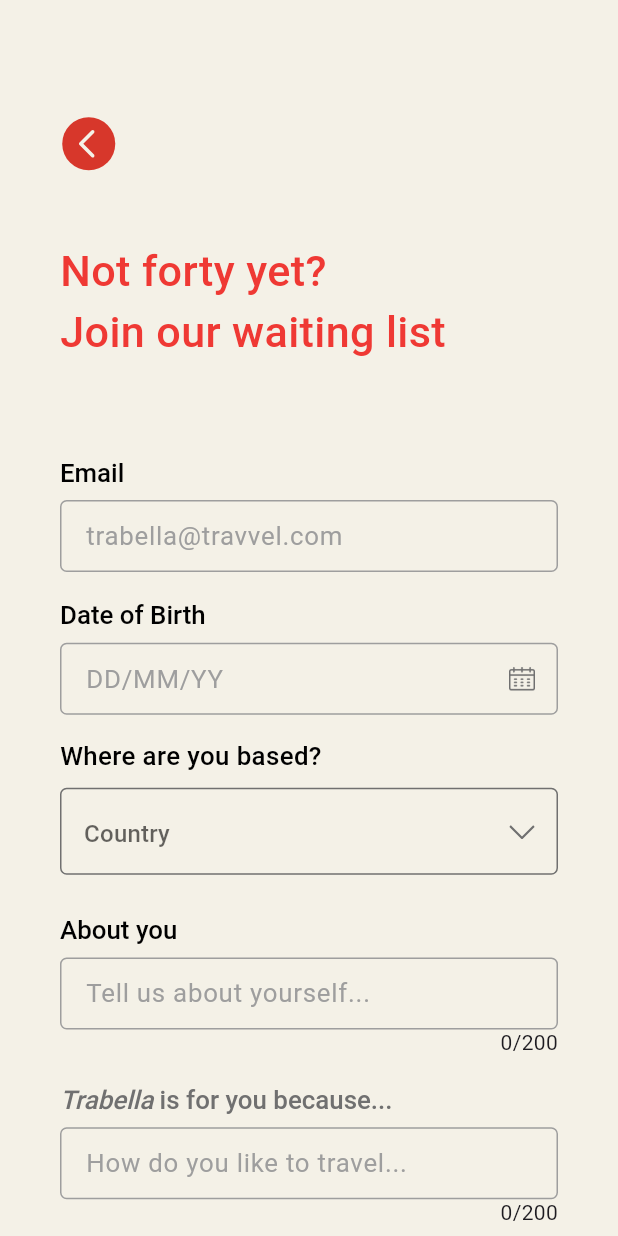
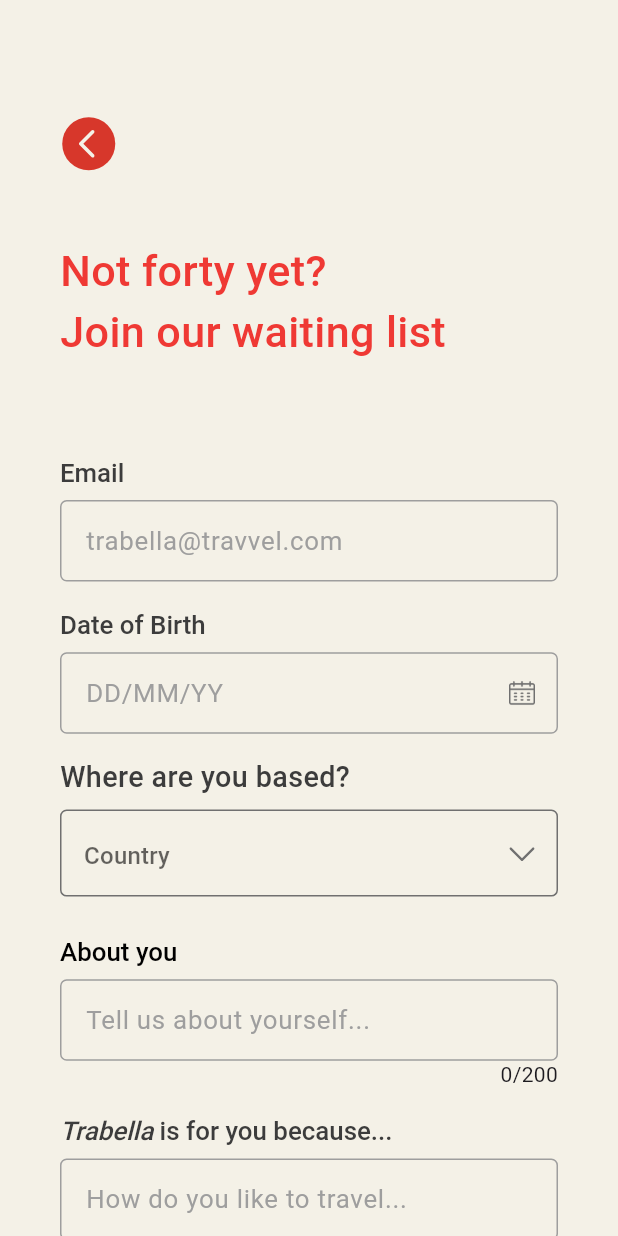
Before and after one commit to debuggerdev24/trabella_app, a Flutter app: the FortyWaitinglistSCreen screen opened by its route, on a phone screen of 412 x 824 dp. Run offline on Flutter 3.47's test engine with Material 3 defaults, Android fonts, the phone set to English and light mode, and no system bars; our stand-ins replace animate_do, camera, carousel_slider, dots_indicator, dotted_border, dotted_line and 10 more; Roboto replaces fonts that are missing (Sans); project files that could hold a hidden picture were left out.

Commit message:
upgrade the version

```diff
--- a/lib/view/Auth/selfie_screen.dart
+++ b/lib/view/Auth/selfie_screen.dart
@@ -71,6 +71,8 @@ class _selfieScreenState extends State<selfieScreen> {
 
   openAlertBox() {
     return showDialog(
+       barrierColor: AppColors.blackColor.withOpacity(.8),
+
         context: context,
         builder: (BuildContext context) {
           return AlertDialog(
--- a/lib/view/Auth/setcity/citywidgets.dart
+++ b/lib/view/Auth/setcity/citywidgets.dart
@@ -179,7 +179,7 @@ class _SetNameState extends State<SetName> {
               onTap: () {
                 CustomDatePickers.showPicker(
                   context: context,
-                  // mode: CupertinoDatePickerMode.date,
+                   mode: CupertinoDatePickerMode.date,
                   initialDateTime: stepperProvider.selectedDate,
                   onDateTimeChanged: (DateTime value) {
                     final formattedDate =
@@ -213,7 +213,7 @@ class _SetNameState extends State<SetName> {
               onTap: () {
                 CustomDatePickers.showPicker(
                   context: context,
-                  // mode: CupertinoDatePickerMode.time,
+                   mode: CupertinoDatePickerMode.time,
                   initialDateTime: stepperProvider.initialTime,
                   onDateTimeChanged: (value) {
                     stepperProvider.updateTime(value);
--- a/lib/view/Auth/setpassword_screen.dart
+++ b/lib/view/Auth/setpassword_screen.dart
@@ -119,8 +119,7 @@ class HorizontalStepper extends StatelessWidget {
           AppTextField(
             fillcolor: Colors.transparent,
             labelText: "First Name",
-            labelStyle:
-                textStyle18SemiBold.copyWith(color: AppColors.blackColor),
+
             hintText: "Trabella",
             onChanged: (value) {
               stepperProvider.updateFirstName(value ?? "");
@@ -130,8 +129,7 @@ class HorizontalStepper extends StatelessWidget {
           AppTextField(
             fillcolor: Colors.transparent,
             labelText: "Last Name",
-            labelStyle:
-                textStyle18SemiBold.copyWith(color: AppColors.blackColor),
+
             hintText: "Travel",
             onChanged: (value) {
               stepperProvider.updateLastName(value ?? "");
--- a/lib/view/Auth/take_photo_screen.dart
+++ b/lib/view/Auth/take_photo_screen.dart
@@ -60,7 +60,7 @@ class _TakePhotoScreenState extends State<TakePhotoScreen> {
                             aspectRatio:
                                 cameraProvider.controller!.value.aspectRatio,
                             child: RotatedBox(
-                              quarterTurns: 1,
+                              quarterTurns: 4,
                               child: ClipRRect(
                                 borderRadius: BorderRadius.circular(12.r),
                                 child:
--- a/lib/view/Profile/myprofile_screen.dart
+++ b/lib/view/Profile/myprofile_screen.dart
@@ -118,6 +118,7 @@ class _MyprofileScreenState extends State<MyprofileScreen> {
                   suffixIcon: GestureDetector(
                     onTap: () {
                       CustomDatePickers.showPicker(
+                        mode: CupertinoDatePickerMode.date,
                         context: context,
                         initialDateTime: authProvider.selectedDate,
                         onDateTimeChanged: (DateTime value) {
--- a/lib/view/waitinglist/forty_waitinglist.dart
+++ b/lib/view/waitinglist/forty_waitinglist.dart
@@ -103,8 +103,6 @@ class _FortyWaitinglistSCreenState extends State<FortyWaitinglistSCreen> {
                   controller: _emailcontroller,
                   fillcolor: Colors.transparent,
                   labelText: "Email",
-                  labelStyle:
-                      textStyle18SemiBold.copyWith(color: AppColors.blackColor),
                   hintText: "trabella@travvel.com",
                 ),
                 20.h.verticalSpace,
@@ -118,8 +116,7 @@ class _FortyWaitinglistSCreenState extends State<FortyWaitinglistSCreen> {
                     labelText: "Date of Birth",
                     readOnly: true,
                     style: TextStyle(color: AppColors.textcolor),
-                    labelStyle:
-                        textStyle18SemiBold.copyWith(color: AppColors.blackColor),
+
                      hintText: _dateController.text.isEmpty
                   ? "DD/MM/YY"
                   : _dateController.text,
@@ -127,7 +124,7 @@ class _FortyWaitinglistSCreenState extends State<FortyWaitinglistSCreen> {
                       onTap: () {
                         CustomDatePickers.showPicker(
                           context: context,
-                          // mode: CupertinoDatePickerMode.date,
+                           mode: CupertinoDatePickerMode.date,
                           initialDateTime: authProvider.selectedDate,
                               onDateTimeChanged: (DateTime value) {
                       final formattedDate =
@@ -151,8 +148,11 @@ class _FortyWaitinglistSCreenState extends State<FortyWaitinglistSCreen> {
                 20.h.verticalSpace,
                 GlobalText(
                   "Where are you based?",
-                  textStyle: textStyle16.copyWith(
-                      color: AppColors.blackColor, fontWeight: FontWeight.w600),
+                  textStyle:    textStyle18.copyWith(
+                              fontSize: 20.sp,
+                              fontWeight: FontWeight.w600,
+                              color:AppColors.textcolor
+                            )
                 ),
                 Padding(
                     padding: const EdgeInsets.symmetric(vertical: 8.0),
@@ -188,7 +188,7 @@ class _FortyWaitinglistSCreenState extends State<FortyWaitinglistSCreen> {
               text: 'Trabella',
               style: TextStyle(
                 fontSize: 18.sp,
-                color: AppColors.greycolor,
+                color: AppColors.textcolor,
                 fontStyle: FontStyle.italic,
                fontWeight: FontWeight.w600,
 
@@ -201,7 +201,7 @@ class _FortyWaitinglistSCreenState extends State<FortyWaitinglistSCreen> {
                     fontSize: 18.sp,
                     fontStyle: FontStyle.normal,
                      fontWeight: FontWeight.w600,
-                              color:AppColors.greycolor
+                              color:AppColors.textcolor
                   ),
                 ),
               ],
--- a/lib/widgets/app_txt_field.dart
+++ b/lib/widgets/app_txt_field.dart
@@ -91,10 +91,10 @@ class AppTextField extends StatelessWidget {
                       text: TextSpan(
                         text: labelText,
                         style: labelStyle ??
-                            TextStyle(
+                            textStyle18.copyWith(
                               fontSize: 18.sp,
                               fontWeight: FontWeight.w600,
-                              color:AppColors.greycolor
+                              color:AppColors.textcolor
                             ),
                       ),
                     ),
@@ -139,7 +139,7 @@ class AppTextField extends StatelessWidget {
                   color:Colors.grey
                 ),
             contentPadding: contentPadding ??
-                EdgeInsets.symmetric(horizontal: 15.r, vertical: 10.r),
+                EdgeInsets.symmetric(horizontal: 15.r, vertical: 16.r),
             disabledBorder: border ??
                 OutlineInputBorder(
                   borderRadius: BorderRadius.circular(5.r),
--- a/lib/widgets/date_picker.dart
+++ b/lib/widgets/date_picker.dart
@@ -8,6 +8,7 @@ class CustomDatePickers {
     required BuildContext context,
     required DateTime initialDateTime,
     required Function(DateTime) onDateTimeChanged,
+    required CupertinoDatePickerMode mode, // <-- Make mode required
   }) {
     showCupertinoModalPopup<void>(
       context: context,
@@ -35,9 +36,8 @@ class CustomDatePickers {
             children: [
               Expanded(
                 child: CupertinoDatePicker(
-                  mode: CupertinoDatePickerMode.date,
+                  mode: mode, // <-- Use the passed mode
                   use24hFormat: true,
-                  // Show Date, Month, Year
                   initialDateTime: initialDateTime,
                   onDateTimeChanged: (DateTime newDateTime) {
                     selectedDate = newDateTime;
@@ -53,6 +53,7 @@ class CustomDatePickers {
   }
 }
 
+
 Future<DateTime?> showDefultDatePicker(BuildContext context) {
   return showDatePicker(
     context: context,
--- a/lib/widgets/profile_selfie.dart
+++ b/lib/widgets/profile_selfie.dart
@@ -34,7 +34,7 @@ class _ClickingProfilePickViewState extends State<ClickingProfilePickView> {
                     alignment: Alignment.center,
                     transform: Matrix4.rotationY(3.14159),
                     child: RotatedBox(
-                      quarterTurns: 3,
+                      quarterTurns: 4,
                       child: CameraPreview(
                           widget.profilePickerProvider.controller!),
                     ),
--- a/pubspec.yaml
+++ b/pubspec.yaml
@@ -46,15 +46,14 @@ dependencies:
   dotted_border: ^2.1.0
   animate_do: ^3.3.3
   table_calendar: ^3.1.2
-  intl: ^0.19.0
+  intl: ^0.20.2
   dotted_line: ^3.2.2
   google_maps_flutter: ^2.9.0
-  syncfusion_flutter_datepicker: ^27.1.52
+  syncfusion_flutter_datepicker: ^29.2.7
   flutter_rating_bar: ^4.0.1
   carousel_slider: ^5.0.0
   dots_indicator: ^3.0.0
   emoji_picker_flutter: ^1.0.7
-  google_ml_vision:
   flutter_local_notifications: ^18.0.1
 
   # The following adds the Cupertino Icons font to your application.
```
Also changed, not shown: lib/widgets/Authwidgets/auth_screens.dart (+4 -6 lines), lib/view/Auth/idverification.dart (line endings or trailing spaces), pubspec.lock, 3 other files.
